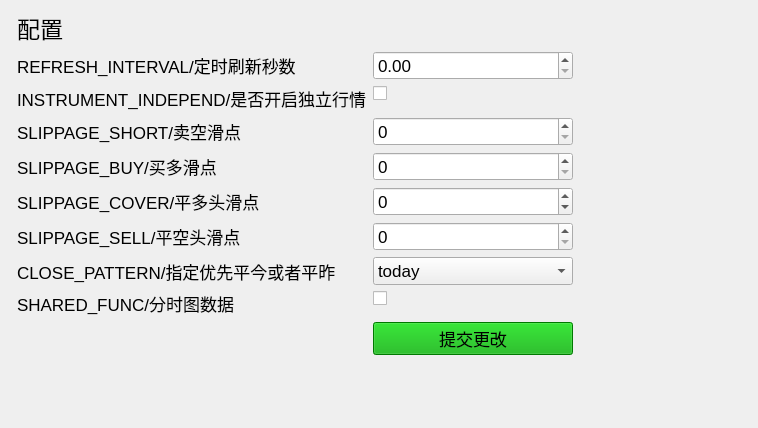
This is app/ui/config.ui in ctpbee/ctpbee_desktop as Qt 5 draws it before an edit. The edited form follows.
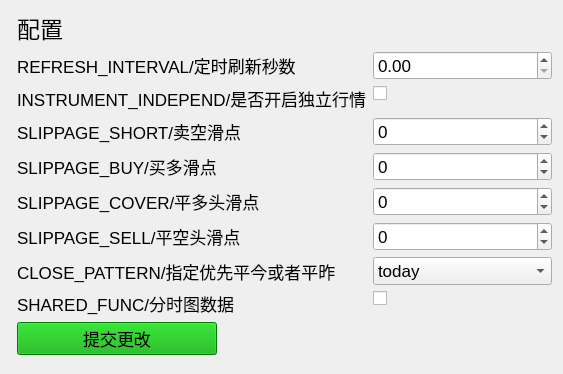
This is the edited form. Icons and pictures are not drawn.

```diff
--- a/app/ui/config.ui
+++ b/app/ui/config.ui
@@ -6,10 +6,22 @@
    <rect>
     <x>0</x>
     <y>0</y>
-    <width>758</width>
-    <height>428</height>
+    <width>563</width>
+    <height>374</height>
    </rect>
   </property>
+  <property name="minimumSize">
+   <size>
+    <width>563</width>
+    <height>374</height>
+   </size>
+  </property>
+  <property name="maximumSize">
+   <size>
+    <width>563</width>
+    <height>374</height>
+   </size>
+  </property>
   <property name="font">
    <font>
     <pointsize>13</pointsize>
@@ -93,26 +105,6 @@
        </property>
       </widget>
      </item>
-     <item row="8" column="1">
-      <widget class="QPushButton" name="pushButton">
-       <property name="maximumSize">
-        <size>
-         <width>200</width>
-         <height>16777215</height>
-        </size>
-       </property>
-       <property name="styleSheet">
-        <string notr="true">background-color: rgb(0, 170, 0);</string>
-       </property>
-       <property name="text">
-        <string>提交更改</string>
-       </property>
-       <property name="icon">
-        <iconset resource="../resource/mainwindow.qrc">
-         <normaloff>:/menu/icon/上传.png</normaloff>:/menu/icon/上传.png</iconset>
-       </property>
-      </widget>
-     </item>
      <item row="1" column="1">
       <widget class="QCheckBox" name="INSTRUMENT_INDEPEND">
        <property name="text">
@@ -128,6 +120,12 @@
          <height>16777215</height>
         </size>
        </property>
+       <property name="minimum">
+        <number>-999</number>
+       </property>
+       <property name="maximum">
+        <number>999</number>
+       </property>
       </widget>
      </item>
      <item row="3" column="1">
@@ -138,6 +136,12 @@
          <height>16777215</height>
         </size>
        </property>
+       <property name="minimum">
+        <number>-999</number>
+       </property>
+       <property name="maximum">
+        <number>999</number>
+       </property>
       </widget>
      </item>
      <item row="4" column="1">
@@ -149,10 +153,10 @@
         </size>
        </property>
        <property name="minimum">
-        <number>-9999</number>
+        <number>-999</number>
        </property>
        <property name="maximum">
-        <number>99999</number>
+        <number>999</number>
        </property>
       </widget>
      </item>
@@ -164,6 +168,12 @@
          <height>16777215</height>
         </size>
        </property>
+       <property name="minimum">
+        <number>-999</number>
+       </property>
+       <property name="maximum">
+        <number>999</number>
+       </property>
       </widget>
      </item>
      <item row="6" column="1">
@@ -205,6 +215,25 @@
      </item>
     </layout>
    </item>
+   <item row="3" column="1">
+    <widget class="QPushButton" name="pushButton">
+     <property name="maximumSize">
+      <size>
+       <width>200</width>
+       <height>16777215</height>
+      </size>
+     </property>
+     <property name="layoutDirection">
+      <enum>Qt::LeftToRight</enum>
+     </property>
+     <property name="styleSheet">
+      <string notr="true">background-color: rgb(0, 170, 0);</string>
+     </property>
+     <property name="text">
+      <string>提交更改</string>
+     </property>
+    </widget>
+   </item>
   </layout>
  </widget>
  <resources>
```
